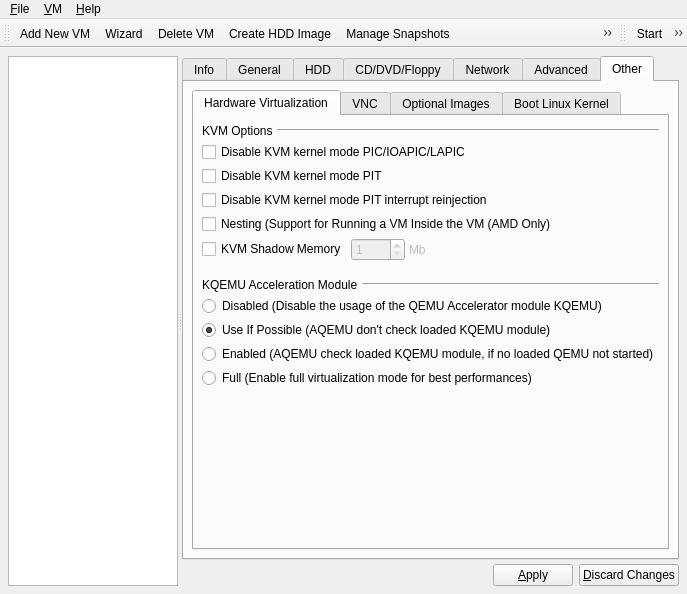
This is Main_Window.ui in qunying/aqemu-old as Qt 5 draws it before an edit. The edited form follows.
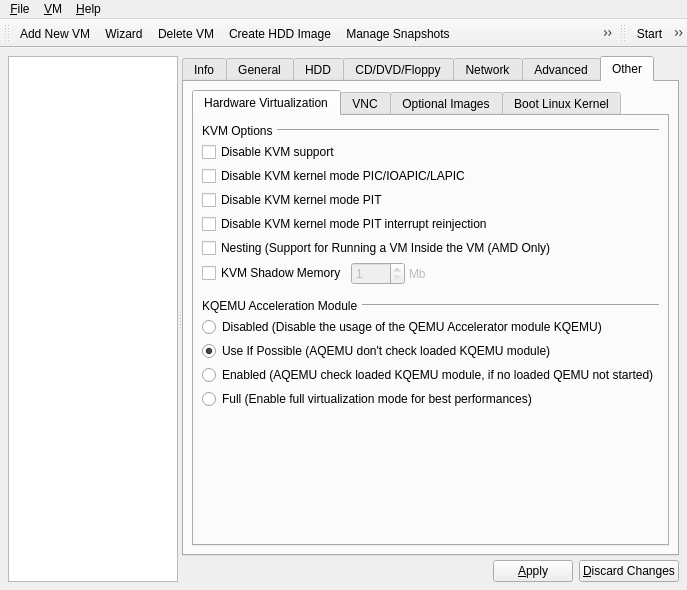
This is the edited form. The open tabs and pages were chosen to show the change. Icons and pictures are not drawn.

```diff
--- a/Main_Window.ui
+++ b/Main_Window.ui
@@ -7,7 +7,7 @@
     <x>0</x>
     <y>0</y>
     <width>687</width>
-    <height>594</height>
+    <height>590</height>
    </rect>
   </property>
   <property name="windowTitle" >
@@ -3106,8 +3106,8 @@
                <attribute name="title" >
                 <string>Hardware Virtualization</string>
                </attribute>
-               <layout class="QGridLayout" name="gridLayout_8" >
-                <item row="0" column="0" >
+               <layout class="QVBoxLayout" name="verticalLayout_10" >
+                <item>
                  <layout class="QHBoxLayout" name="horizontalLayout_8" >
                   <item>
                    <widget class="QLabel" name="Label_Use_KVM" >
@@ -3131,44 +3131,51 @@
                   </item>
                  </layout>
                 </item>
-                <item row="1" column="0" >
-                 <layout class="QGridLayout" name="gridLayout_10" >
+                <item>
+                 <layout class="QGridLayout" name="gridLayout_8" >
                   <item row="0" column="0" colspan="4" >
+                   <widget class="QCheckBox" name="CH_No_KVM" >
+                    <property name="text" >
+                     <string>Disable KVM support</string>
+                    </property>
+                   </widget>
+                  </item>
+                  <item row="1" column="0" colspan="4" >
                    <widget class="QCheckBox" name="CH_No_KVM_IRQChip" >
                     <property name="text" >
                      <string>Disable KVM kernel mode PIC/IOAPIC/LAPIC</string>
                     </property>
                    </widget>
                   </item>
-                  <item row="1" column="0" colspan="4" >
+                  <item row="2" column="0" colspan="4" >
                    <widget class="QCheckBox" name="CH_No_KVM_Pit" >
                     <property name="text" >
                      <string>Disable KVM kernel mode PIT</string>
                     </property>
                    </widget>
                   </item>
-                  <item row="2" column="0" colspan="4" >
+                  <item row="3" column="0" colspan="4" >
                    <widget class="QCheckBox" name="CH_KVM_No_Pit_Reinjection" >
                     <property name="text" >
                      <string>Disable KVM kernel mode PIT interrupt reinjection</string>
                     </property>
                    </widget>
                   </item>
-                  <item row="3" column="0" colspan="4" >
+                  <item row="4" column="0" colspan="4" >
                    <widget class="QCheckBox" name="CH_KVM_Nesting" >
                     <property name="text" >
                      <string>Nesting (Support for Running a VM Inside the VM (AMD Only)</string>
                     </property>
                    </widget>
                   </item>
-                  <item row="4" column="0" >
+                  <item row="5" column="0" >
                    <widget class="QCheckBox" name="CH_KVM_Shadow_Memory" >
                     <property name="text" >
                      <string>KVM Shadow Memory</string>
                     </property>
                    </widget>
                   </item>
-                  <item row="4" column="1" >
+                  <item row="5" column="1" >
                    <widget class="QSpinBox" name="SB_KVM_Shadow_Memory_Size" >
                     <property name="enabled" >
                      <bool>false</bool>
@@ -3181,7 +3188,7 @@
                     </property>
                    </widget>
                   </item>
-                  <item row="4" column="2" >
+                  <item row="5" column="2" >
                    <widget class="QLabel" name="Label_KVM_Shadow_Memory_Mb" >
                     <property name="enabled" >
                      <bool>false</bool>
@@ -3197,14 +3204,14 @@
                     </property>
                    </widget>
                   </item>
-                  <item row="4" column="3" >
+                  <item row="5" column="3" >
                    <spacer name="horizontalSpacer_5" >
                     <property name="orientation" >
                      <enum>Qt::Horizontal</enum>
                     </property>
                     <property name="sizeHint" stdset="0" >
                      <size>
-                      <width>227</width>
+                      <width>221</width>
                       <height>22</height>
                      </size>
                     </property>
@@ -3212,7 +3219,7 @@
                   </item>
                  </layout>
                 </item>
-                <item row="2" column="0" >
+                <item>
                  <spacer name="verticalSpacer_4" >
                   <property name="orientation" >
                    <enum>Qt::Vertical</enum>
@@ -3223,12 +3230,12 @@
                   <property name="sizeHint" stdset="0" >
                    <size>
                     <width>448</width>
-                    <height>13</height>
+                    <height>10</height>
                    </size>
                   </property>
                  </spacer>
                 </item>
-                <item row="3" column="0" >
+                <item>
                  <layout class="QHBoxLayout" name="horizontalLayout_7" >
                   <item>
                    <widget class="QLabel" name="Label_KQEMU" >
@@ -3252,7 +3259,7 @@
                   </item>
                  </layout>
                 </item>
-                <item row="4" column="0" >
+                <item>
                  <layout class="QVBoxLayout" name="verticalLayout_2" >
                   <item>
                    <widget class="QRadioButton" name="RB_KQEMU_Disabled" >
@@ -3287,7 +3294,7 @@
                   </item>
                  </layout>
                 </item>
-                <item row="5" column="0" >
+                <item>
                  <spacer name="verticalSpacer_3" >
                   <property name="orientation" >
                    <enum>Qt::Vertical</enum>
```
Left out of the diff: 244 changed lines with no effect on the pictures.
